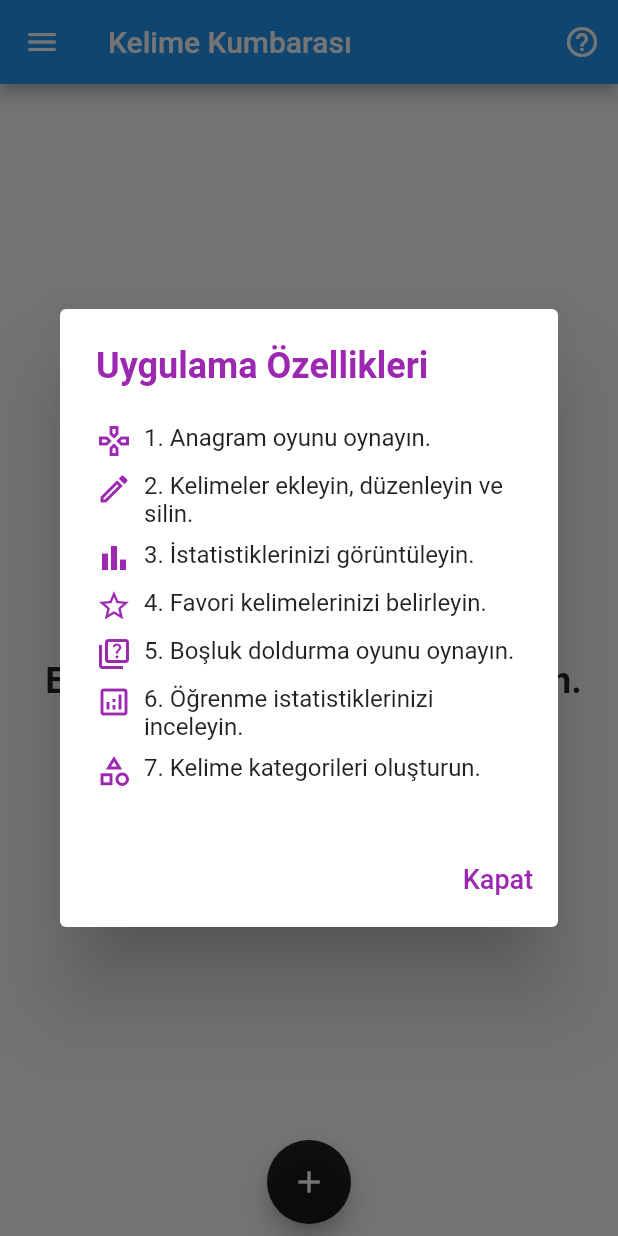
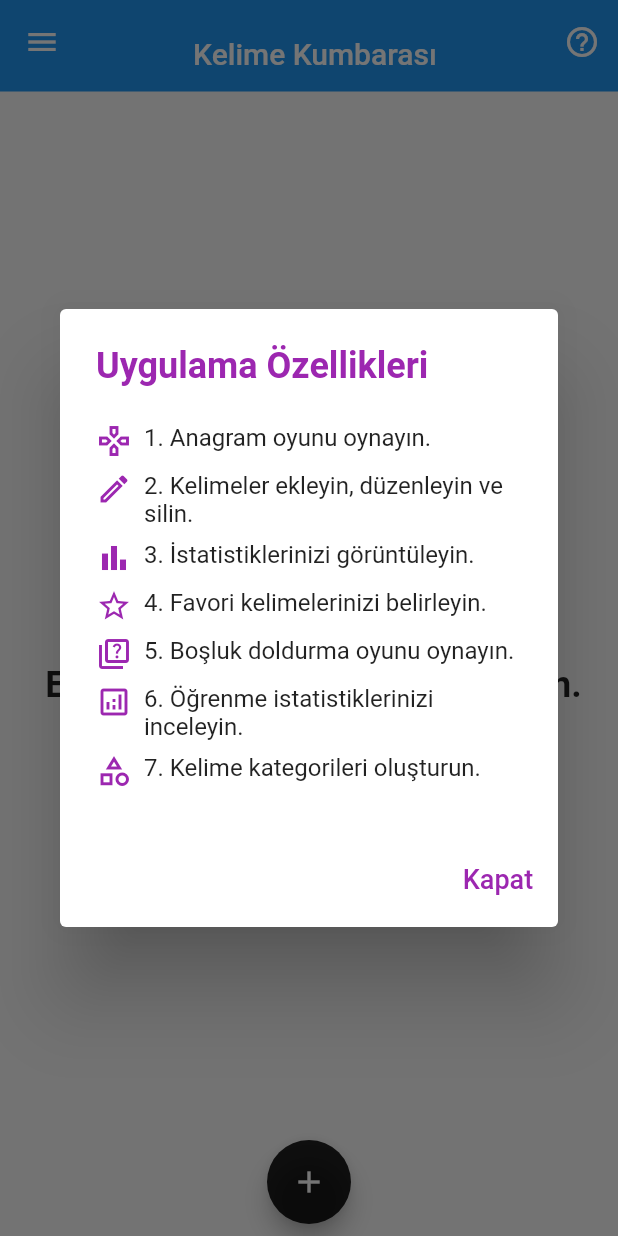
Before and after one commit to aysenursen/Word-Box, a Flutter app: the screen it shows after launch, after a tap on the "help outline" icon, on a phone screen of 412 x 824 dp. Run offline on Flutter 3.47's test engine with Material 2 defaults, Android fonts, the phone set to English and light mode, and no system bars; our stand-ins replace fl_chart, shared_preferences; generated files the repository leaves out were written again.

Commit message:
responsive design changes

```diff
--- a/my_words/lib/main.dart
+++ b/my_words/lib/main.dart
@@ -19,43 +19,52 @@ void main() async {
         ChangeNotifierProvider<WordsModel>.value(value: wordsModel),
         ChangeNotifierProvider<ThemeModel>(create: (_) => ThemeModel()),
       ],
-      child: MyApp(),
+      child: const MyApp(),
     ),
   );
 }
 
 class MyApp extends StatelessWidget {
+  const MyApp({super.key});
+
   @override
   Widget build(BuildContext context) {
-    return ChangeNotifierProvider(
+    return SafeArea(
+      child: ChangeNotifierProvider(
         create: (context) => ThemeModel(),
-      child: KelimeKumbarasiApp(),
+        child: const KelimeKumbarasiApp(),
+      ),
     );
   }
 }
 
 class KelimeKumbarasiApp extends StatelessWidget {
+  const KelimeKumbarasiApp({super.key});
+
   @override
   Widget build(BuildContext context) {
-    return Consumer<ThemeModel>(
+    return SafeArea(
+      child: Consumer<ThemeModel>(
         builder: (context, themeModel, child) {
           return MaterialApp(
+            debugShowCheckedModeBanner: false,
             navigatorKey: navigatorKey,
             title: 'Kelime Kumbarası',
-          localizationsDelegates: [
+            localizationsDelegates: const [
               AppLocalizations.delegate, // Adım 6'da oluşturulacak sınıf
               GlobalMaterialLocalizations.delegate,
               GlobalWidgetsLocalizations.delegate,
               GlobalCupertinoLocalizations.delegate,
             ],
-          supportedLocales: [
-            const Locale('en', ''), // İngilizce
-            const Locale('tr', ''), // Türkçe
+            supportedLocales: const [
+              Locale('en', ''), // İngilizce
+              Locale('tr', ''), // Türkçe
             ],
             theme: themeModel.currentTheme,
-          home: HomeScreen(),
+            home: const HomeScreen(),
           );
         },
+      ),
     );
   }
 }
--- a/my_words/lib/models/theme_model.dart
+++ b/my_words/lib/models/theme_model.dart
@@ -28,21 +28,21 @@ class ThemeModel extends ChangeNotifier {
   List<ThemeData> availableThemes = [
     ThemeData.light(),
     ThemeData.dark().copyWith(
-      textSelectionTheme: TextSelectionThemeData(
+      textSelectionTheme: const TextSelectionThemeData(
         cursorColor: Colors.white,
       ),
     ),
     ThemeData(
       primarySwatch: Colors.green,
       brightness: Brightness.light,
-      textSelectionTheme: TextSelectionThemeData(
+      textSelectionTheme: const TextSelectionThemeData(
         cursorColor: Colors.green,
       ),
     ),
     ThemeData(
       primarySwatch: Colors.purple,
       brightness: Brightness.light,
-      textSelectionTheme: TextSelectionThemeData(
+      textSelectionTheme: const TextSelectionThemeData(
         cursorColor: Colors.purple,
       ),
     ),
--- a/my_words/lib/screens/add_word_screen.dart
+++ b/my_words/lib/screens/add_word_screen.dart
@@ -1,6 +1,6 @@
 import 'package:flutter/material.dart';
 import 'package:my_words/models/word.dart';
-
+import 'package:flutter_gen/gen_l10n/app_localizations.dart';
 import 'package:provider/provider.dart';
 
 import '../models/words_model.dart';
@@ -104,10 +104,12 @@ class _AddWordScreenState extends State<AddWordScreen> {
               ),
               const SizedBox(height: 32.0),
               SizedBox(
+
+
                 width: double.infinity,
                 child: ElevatedButton(
                   onPressed: _saveWord,
-                  child: const Text('Kaydet'),
+                  child:  Text(AppLocalizations.of(context)!.save),
                   style: ElevatedButton.styleFrom(
                     backgroundColor:themeData.primaryColor,
                     padding: const EdgeInsets.symmetric(vertical: 16.0),
--- a/my_words/lib/screens/home_screen.dart
+++ b/my_words/lib/screens/home_screen.dart
@@ -32,22 +32,22 @@ class _HomeScreenState extends State<HomeScreen> {
   // Build features list
   List<Widget> _buildFeaturesList() {
     return [
-      FeatureItem(
+      const FeatureItem(
           text: '1. Anagram oyunu oynayın.', icon: Icons.gamepad_outlined),
-      FeatureItem(
+      const FeatureItem(
           text: '2. Kelimeler ekleyin, düzenleyin ve silin.',
           icon: Icons.edit_outlined),
-      FeatureItem(
+      const FeatureItem(
           text: '3. İstatistiklerinizi görüntüleyin.', icon: Icons.bar_chart),
-      FeatureItem(
+      const FeatureItem(
           text: '4. Favori kelimelerinizi belirleyin.',
           icon: Icons.star_border),
-      FeatureItem(
+      const FeatureItem(
           text: '5. Boşluk doldurma oyunu oynayın.', icon: Icons.quiz_outlined),
-      FeatureItem(
+      const FeatureItem(
           text: '6. Öğrenme istatistiklerinizi inceleyin.',
           icon: Icons.analytics_outlined),
-      FeatureItem(
+      const FeatureItem(
           text: '7. Kelime kategorileri oluşturun.',
           icon: Icons.category_outlined),
     ];
@@ -88,13 +88,28 @@ class _HomeScreenState extends State<HomeScreen> {
   }
 
   // Build app bar
-  AppBar _buildAppBar(ThemeData themeData) {
-    return AppBar(
-
-      backgroundColor: themeData.appBarTheme.foregroundColor,
-      title: const Text(
+PreferredSize _buildAppBar(ThemeData themeData) {
+  return PreferredSize(
+    preferredSize: const Size.fromHeight(kToolbarHeight+5),
+    child: Container(
+      decoration: BoxDecoration(
+        gradient: LinearGradient(
+          colors: [themeData.primaryColor, Colors.blue], // Gradient renklerini kendi renklerinizle değiştirin
+          begin: Alignment.topLeft,
+          end: Alignment.bottomRight,
+        ),
+      ),
+      child: AppBar(
+        backgroundColor: Colors.transparent,
+        elevation: 0,
+        title: Padding(
+          padding: const EdgeInsets.fromLTRB(0,16,0,0),
+          child: const Center(
+            child: Text(
               'Kelime Kumbarası',
               style: TextStyle(color: Colors.white),
+            ),
+          ),
         ),
         actions: [
           IconButton(
@@ -102,8 +117,11 @@ class _HomeScreenState extends State<HomeScreen> {
             onPressed: _showFeaturesDialog,
           ),
         ],
+      ),
+    ),
   );
 }
+
 
   // Build floating action button
   Widget _buildFloatingActionButton(ThemeData themeData) {
```
Also changed, not shown: my_words/lib/models/words_model.dart (+8 -32 lines), my_words/lib/widgets/flashcard.dart (+46 -13 lines). Lines whose indentation alone changed are shown as unchanged.
